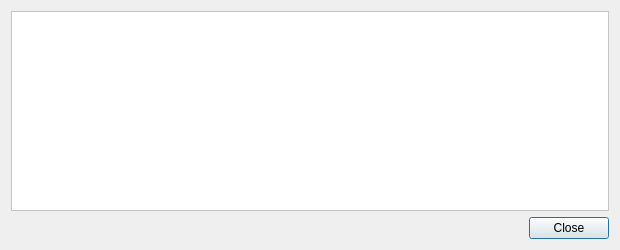
The window that src/qt/forms/transactiondescdialog.ui (SpectreSecurityCoin/SpectreSecurityCoin) describes before a commit, drawn with Qt 5.
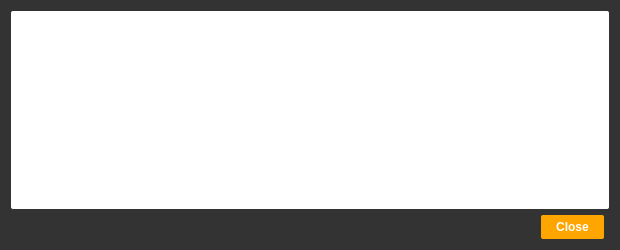
The same window after the commit.

Patch:
```diff
--- a/src/qt/forms/transactiondescdialog.ui
+++ b/src/qt/forms/transactiondescdialog.ui
@@ -13,6 +13,9 @@
   <property name="windowTitle">
    <string>Transaction details</string>
   </property>
+  <property name="styleSheet">
+   <string notr="true">background-color:rgb(51, 51, 51);</string>
+  </property>
   <layout class="QVBoxLayout" name="verticalLayout">
    <item>
     <widget class="QTextEdit" name="detailText">
@@ -21,7 +24,7 @@
      </property>
      <property name="styleSheet">
       <string notr="true">background-color: rgb(255, 255, 255);
-color: rgb(0, 0, 0);</string>
+border-radius:2px;</string>
      </property>
      <property name="readOnly">
       <bool>true</bool>
@@ -30,6 +33,15 @@
    </item>
    <item>
     <widget class="QDialogButtonBox" name="buttonBox">
+     <property name="styleSheet">
+      <string notr="true">background-color: rgb(255, 165, 0); 
+font: 75 10pt 'Ubuntu';
+font-weight:bold; 
+border-radius:2px; 
+padding:5px 15px;
+color: rgb(255, 255, 255);
+margin:0px 5px 0px 0px;</string>
+     </property>
      <property name="orientation">
       <enum>Qt::Horizontal</enum>
      </property>
```
